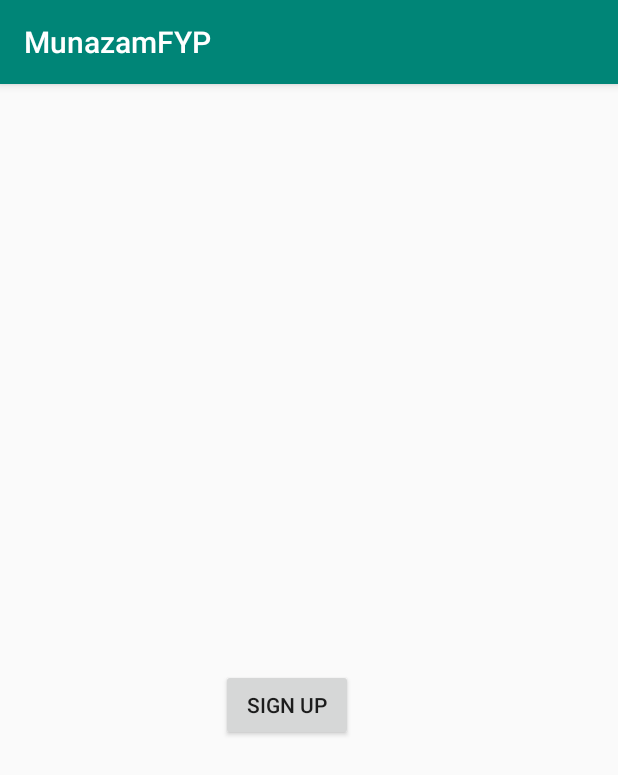
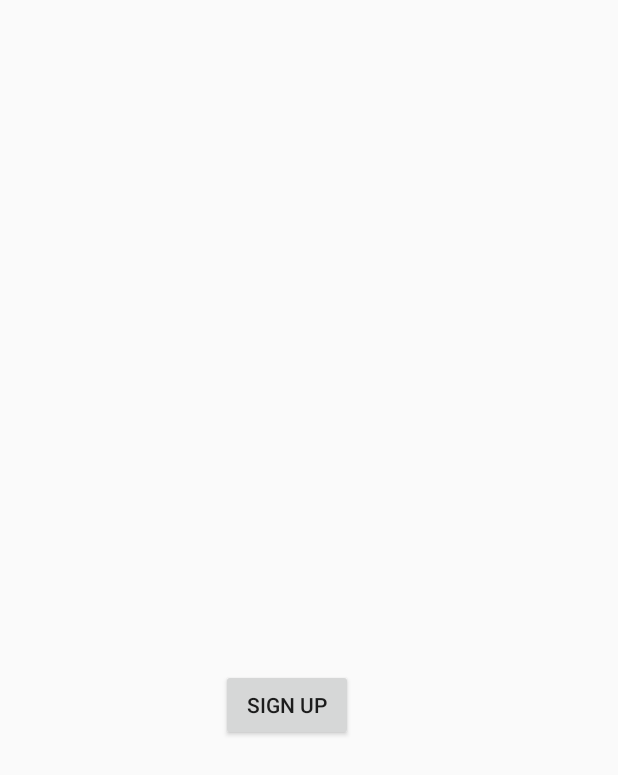
Before and after one commit to ateebakhtar/MunazamFYP, an Android app: the SignUp screen opened directly, with no data from a screen before it, on a phone screen of 412 x 824 dp. Shown: the top 775 px of the screen. Run offline under Robolectric (Android 15) with nearby library versions, the phone set to English and light mode, and no system bars.

Commit message:
removed action bar

```diff
--- a/app/src/main/java/com/example/munazamfyp/MainActivity.java
+++ b/app/src/main/java/com/example/munazamfyp/MainActivity.java
@@ -11,4 +11,8 @@ public class MainActivity extends AppCompatActivity {
         super.onCreate(savedInstanceState);
         setContentView(R.layout.activity_main);
     }
+    public void axd()
+    {
+
+    }
 }
--- a/app/src/main/res/layout/activity_main.xml
+++ b/app/src/main/res/layout/activity_main.xml
@@ -13,6 +13,7 @@
         app:layout_constraintBottom_toBottomOf="parent"
         app:layout_constraintLeft_toLeftOf="parent"
         app:layout_constraintRight_toRightOf="parent"
+        android:onClick="axd"
         app:layout_constraintTop_toTopOf="parent" />
 
 </androidx.constraintlayout.widget.ConstraintLayout>
--- a/app/src/main/res/values/styles.xml
+++ b/app/src/main/res/values/styles.xml
@@ -6,6 +6,8 @@
         <item name="colorPrimary">@color/colorPrimary</item>
         <item name="colorPrimaryDark">@color/colorPrimaryDark</item>
         <item name="colorAccent">@color/colorAccent</item>
+        <item name="windowActionBar">false</item>
+        <item name="windowNoTitle">true</item>
     </style>
 
 </resources>
```
